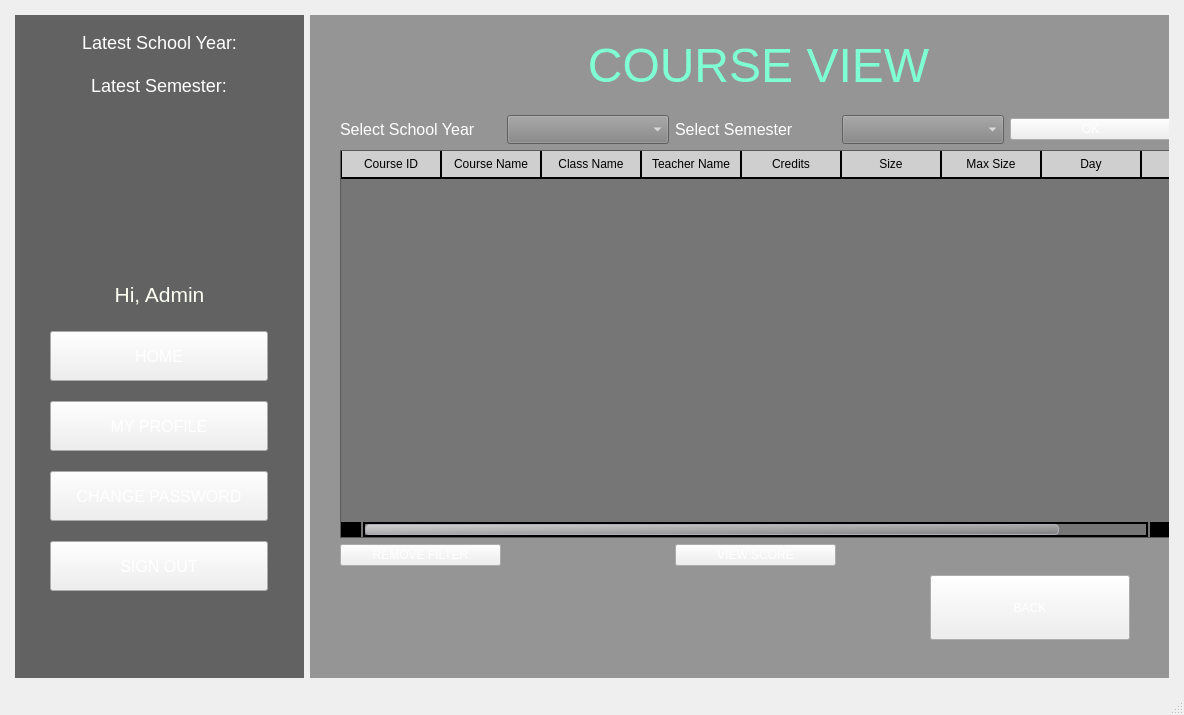
Qt form StudentManagementSystem/mainwindow.ui (BuhDuy256/Student-Management-GROUP6-KTLT-23CLC03) before a commit.
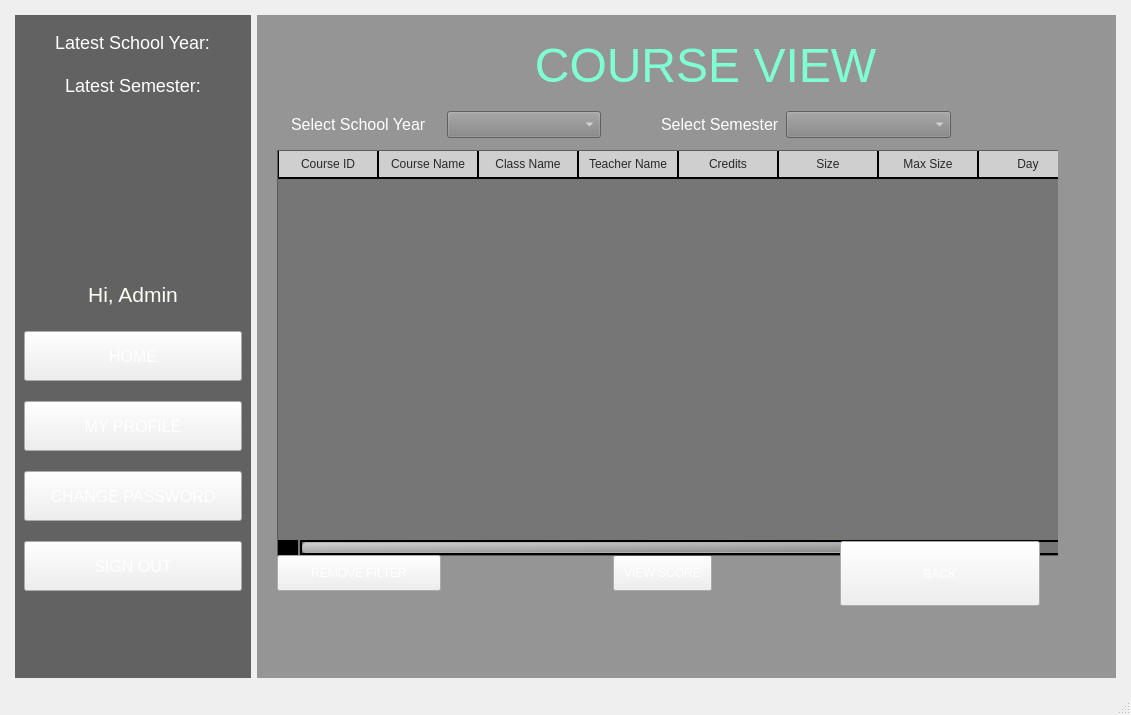
The same form after that commit. The open tabs and pages were chosen to show the change. Icons and pictures are not drawn.

Commit message: Change design of view scoreboard

```diff
--- a/StudentManagementSystem/mainwindow.ui
+++ b/StudentManagementSystem/mainwindow.ui
@@ -6,7 +6,7 @@
    <rect>
     <x>0</x>
     <y>0</y>
-    <width>1184</width>
+    <width>1101</width>
     <height>715</height>
    </rect>
   </property>
@@ -4865,40 +4865,18 @@
              <set>Qt::AlignCenter</set>
             </property>
            </widget>
-           <widget class="QPushButton" name="button_back_11">
-            <property name="geometry">
-             <rect>
-              <x>620</x>
-              <y>560</y>
-              <width>200</width>
-              <height>65</height>
-             </rect>
-            </property>
-            <property name="minimumSize">
-             <size>
-              <width>200</width>
-              <height>65</height>
-             </size>
-            </property>
-            <property name="maximumSize">
-             <size>
-              <width>200</width>
-              <height>65</height>
-             </size>
-            </property>
-            <property name="text">
-             <string>BACK</string>
-            </property>
-           </widget>
            <widget class="QStackedWidget" name="stackedWidget_5">
             <property name="geometry">
              <rect>
-              <x>30</x>
-              <y>100</y>
-              <width>831</width>
-              <height>451</height>
+              <x>20</x>
+              <y>90</y>
+              <width>781</width>
+              <height>501</height>
              </rect>
             </property>
+            <property name="styleSheet">
+             <string notr="true"/>
+            </property>
             <property name="currentIndex">
              <number>0</number>
             </property>
@@ -4916,19 +4894,95 @@
               <property name="bottomMargin">
                <number>0</number>
               </property>
-              <item row="1" column="0" colspan="5">
+              <item row="2" column="6" colspan="2" alignment="Qt::AlignHCenter">
+               <widget class="QPushButton" name="button_viewStudent">
+                <property name="styleSheet">
+                 <string notr="true">padding: 10px</string>
+                </property>
+                <property name="text">
+                 <string>VIEW SCORE</string>
+                </property>
+               </widget>
+              </item>
+              <item row="0" column="9" colspan="2">
+               <widget class="QComboBox" name="box_selectSem">
+                <property name="font">
+                 <font>
+                  <pointsize>-1</pointsize>
+                 </font>
+                </property>
+                <property name="styleSheet">
+                 <string notr="true">QComboBox {
+	font-size: 16px;
+	border-image: url(:/background/button.png);
+	background-color: rgb(133, 133, 133);
+	color: #F5F0F0;
+}
+
+QComboBox::hover {
+ 	color: #292727
+}</string>
+                </property>
+               </widget>
+              </item>
+              <item row="0" column="3" colspan="3">
+               <widget class="QComboBox" name="box_selectSY_2">
+                <property name="sizePolicy">
+                 <sizepolicy hsizetype="Preferred" vsizetype="Fixed">
+                  <horstretch>0</horstretch>
+                  <verstretch>0</verstretch>
+                 </sizepolicy>
+                </property>
+                <property name="font">
+                 <font>
+                  <pointsize>-1</pointsize>
+                 </font>
+                </property>
+                <property name="styleSheet">
+                 <string notr="true">QComboBox {
+	font-size: 16px;
+	border-image: url(:/background/button.png);
+	background-color: rgb(133, 133, 133);
+	color: #F5F0F0;
+}
+
+QComboBox::hover {
+ 	color: #292727
+}</string>
+                </property>
+               </widget>
+              </item>
+              <item row="1" column="0" colspan="13">
                <widget class="QTableWidget" name="table_course">
+                <property name="sizePolicy">
+                 <sizepolicy hsizetype="Preferred" vsizetype="Preferred">
+                  <horstretch>0</horstretch>
+                  <verstretch>0</verstretch>
+                 </sizepolicy>
+                </property>
+                <property name="minimumSize">
+                 <size>
+                  <width>831</width>
+                  <height>406</height>
+                 </size>
+                </property>
                 <property name="styleSheet">
                  <string notr="true">QTableWidget::item {
 	background-color: rgba(118, 118, 118,200);
-	color: #000000;
-	color: white;
+	color: #F5F0F0;
 	border: 2px solid #000000;
 }
 
+QTableWidget::item:selected {
+	background-color: rgba(158, 158, 158,200);
+	color: #292727;
+    border: 1px solid #696969;
+}
+
+
 QHeaderView::section {
 	background-color: rgba(198, 198, 198,200);
-	color: #000000;
+	color: #292727;
 	padding: 4px;
 	border-style: none;
 	border-bottom: 2px solid #000000;
@@ -5042,59 +5096,30 @@
                 </column>
                </widget>
               </item>
-              <item row="0" column="1">
-               <widget class="QComboBox" name="box_selectSY_2">
-                <property name="font">
-                 <font>
-                  <pointsize>-1</pointsize>
-                 </font>
-                </property>
-                <property name="styleSheet">
-                 <string notr="true">font-size: 18px;
-border-image: url(:/background/button.png);
-background-color: rgb(133, 133, 133);
-color: white;</string>
-                </property>
-               </widget>
-              </item>
-              <item row="0" column="3">
-               <widget class="QComboBox" name="box_selectSem">
-                <property name="font">
-                 <font>
-                  <pointsize>-1</pointsize>
-                 </font>
-                </property>
-                <property name="styleSheet">
-                 <string notr="true">font-size: 18px;
-border-image: url(:/background/button.png);
-background-color: rgb(133, 133, 133);
-color: white;</string>
-                </property>
-               </widget>
-              </item>
-              <item row="0" column="4">
-               <widget class="QPushButton" name="button_ok_3">
-                <property name="text">
-                 <string>OK</string>
-                </property>
-               </widget>
-              </item>
-              <item row="0" column="0">
+              <item row="0" column="0" colspan="3">
                <widget class="QLabel" name="label">
+                <property name="sizePolicy">
+                 <sizepolicy hsizetype="MinimumExpanding" vsizetype="Preferred">
+                  <horstretch>0</horstretch>
+                  <verstretch>0</verstretch>
+                 </sizepolicy>
+                </property>
                 <property name="font">
                  <font>
                   <pointsize>12</pointsize>
                  </font>
                 </property>
                 <property name="styleSheet">
-                 <string notr="true">color:white;</string>
+                 <string notr="true">color: white;
+padding: 10px;
+</string>
                 </property>
                 <property name="text">
                  <string>Select School Year</string>
                 </property>
                </widget>
               </item>
-              <item row="0" column="2">
+              <item row="0" column="7" colspan="2">
                <widget class="QLabel" name="label_2">
                 <property name="font">
                  <font>
@@ -5109,20 +5134,44 @@
                 </property>
                </widget>
               </item>
-              <item row="2" column="2">
-               <widget class="QPushButton" name="button_viewStudent">
-                <property name="text">
-                 <string>VIEW SCORE</string>
-                </property>
-               </widget>
-              </item>
-              <item row="2" column="0">
+              <item row="2" column="0" colspan="3">
                <widget class="QPushButton" name="button_removeFilter">
+                <property name="styleSheet">
+                 <string notr="true">padding: 10px;</string>
+                </property>
                 <property name="text">
                  <string>REMOVE FILTER</string>
                 </property>
                </widget>
               </item>
+              <item row="2" column="10" alignment="Qt::AlignRight">
+               <widget class="QPushButton" name="button_back_11">
+                <property name="sizePolicy">
+                 <sizepolicy hsizetype="Preferred" vsizetype="Preferred">
+                  <horstretch>0</horstretch>
+                  <verstretch>0</verstretch>
+                 </sizepolicy>
+                </property>
+                <property name="minimumSize">
+                 <size>
+                  <width>200</width>
+                  <height>65</height>
+                 </size>
+                </property>
+                <property name="maximumSize">
+                 <size>
+                  <width>200</width>
+                  <height>65</height>
+                 </size>
+                </property>
+                <property name="styleSheet">
+                 <string notr="true"/>
+                </property>
+                <property name="text">
+                 <string>BACK</string>
+                </property>
+               </widget>
+              </item>
              </layout>
             </widget>
             <widget class="QWidget" name="page_4">
```
Left out of the diff: 573 changed lines with no effect on the pictures. The commit also changes 1 other file.
